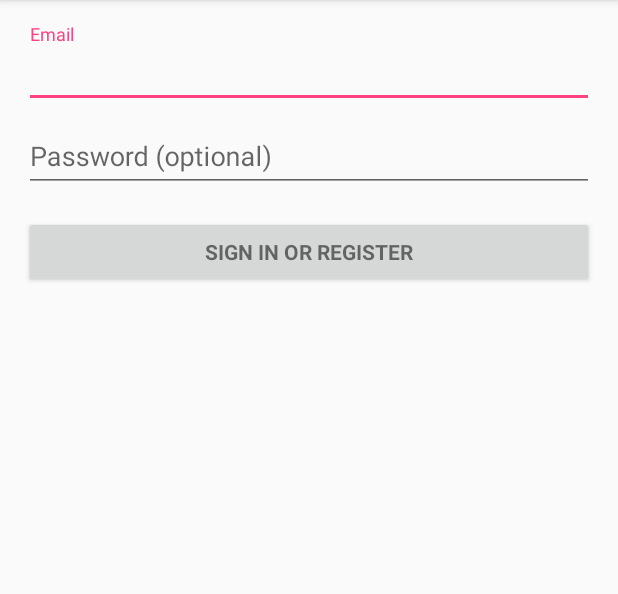
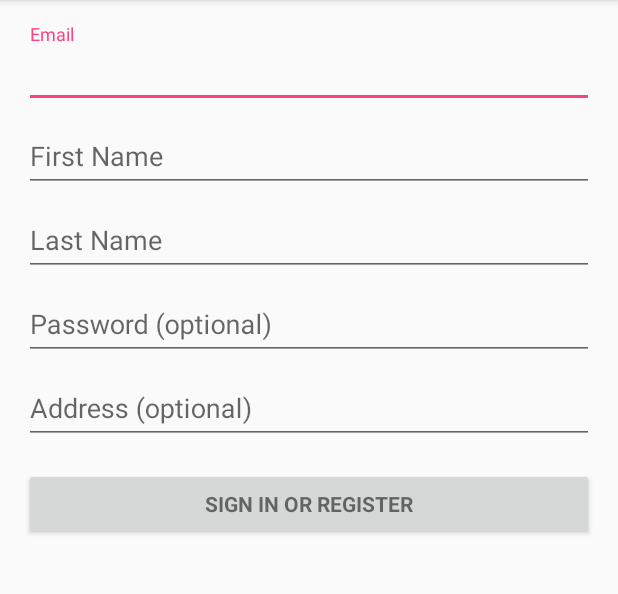
Before and after one commit to jheeeon/annotationTest, an Android app: the screen it shows after launch (LoginActivity), on a phone screen of 412 x 824 dp, the part 84-678 px from its top. Run offline under Robolectric (Android 15) with nearby library versions, the phone set to English and light mode, and no system bars.

Commit message:
no message

```diff
--- a/annotation/src/main/java/com/example/naver/annotation/IntentExtra.kt
+++ b/annotation/src/main/java/com/example/naver/annotation/IntentExtra.kt
@@ -1,7 +1,5 @@
 package com.example.naver.annotation
 
-import kotlin.reflect.KClass
-
-@Target(AnnotationTarget.PROPERTY)
+@Target(AnnotationTarget.FIELD)
 @Retention(AnnotationRetention.SOURCE)
-annotation class IntentExtra(val key: String)
+annotation class IntentExtra
--- a/app/src/main/res/layout/activity_login.xml
+++ b/app/src/main/res/layout/activity_login.xml
@@ -35,13 +35,43 @@
                     android:layout_height="wrap_content">
 
                 <AutoCompleteTextView
-                        android:id="@+id/email"
+                        android:id="@+id/email_TextView"
                         android:layout_width="match_parent"
                         android:layout_height="wrap_content"
                         android:hint="@string/prompt_email"
-                        android:inputType="textEmailAddress"
+                        android:inputType="text"
                         android:maxLines="1"
                         android:singleLine="true"/>
+
+            </android.support.design.widget.TextInputLayout>
+
+            <android.support.design.widget.TextInputLayout
+                android:layout_width="match_parent"
+                android:layout_height="wrap_content">
+
+                <AutoCompleteTextView
+                    android:id="@+id/firstName_TextView"
+                    android:layout_width="match_parent"
+                    android:layout_height="wrap_content"
+                    android:hint="@string/prompt_fist_name"
+                    android:inputType="text"
+                    android:maxLines="1"
+                    android:singleLine="true"/>
+
+            </android.support.design.widget.TextInputLayout>
+
+            <android.support.design.widget.TextInputLayout
+                android:layout_width="match_parent"
+                android:layout_height="wrap_content">
+
+                <AutoCompleteTextView
+                    android:id="@+id/lastName_TextView"
+                    android:layout_width="match_parent"
+                    android:layout_height="wrap_content"
+                    android:hint="@string/prompt_last_name"
+                    android:inputType="text"
+                    android:maxLines="1"
+                    android:singleLine="true"/>
 
             </android.support.design.widget.TextInputLayout>
 
@@ -50,21 +80,33 @@
                     android:layout_height="wrap_content">
 
                 <EditText
-                        android:id="@+id/password"
+                        android:id="@+id/password_TextView"
                         android:layout_width="match_parent"
                         android:layout_height="wrap_content"
                         android:hint="@string/prompt_password"
-                        android:imeActionId="6"
-                        android:imeActionLabel="@string/action_sign_in_short"
-                        android:imeOptions="actionUnspecified"
                         android:inputType="textPassword"
                         android:maxLines="1"
                         android:singleLine="true"/>
 
             </android.support.design.widget.TextInputLayout>
 
+            <android.support.design.widget.TextInputLayout
+                android:layout_width="match_parent"
+                android:layout_height="wrap_content">
+
+                <EditText
+                    android:id="@+id/address_TextView"
+                    android:layout_width="match_parent"
+                    android:layout_height="wrap_content"
+                    android:hint="@string/prompt_address"
+                    android:inputType="text"
+                    android:maxLines="1"
+                    android:singleLine="true"/>
+
+            </android.support.design.widget.TextInputLayout>
+
             <Button
-                    android:id="@+id/email_sign_in_button"
+                    android:id="@+id/signIn_Button"
                     style="?android:textAppearanceSmall"
                     android:layout_width="match_parent"
                     android:layout_height="wrap_content"
--- a/app/src/main/res/values/strings.xml
+++ b/app/src/main/res/values/strings.xml
@@ -3,7 +3,10 @@
 
     <!-- Strings related to login -->
     <string name="prompt_email">Email</string>
+    <string name="prompt_fist_name">First Name</string>
+    <string name="prompt_last_name">Last Name</string>
     <string name="prompt_password">Password (optional)</string>
+    <string name="prompt_address">Address (optional)</string>
     <string name="action_sign_in">Sign in or register</string>
     <string name="action_sign_in_short">Sign in</string>
     <string name="error_invalid_email">This email address is invalid</string>
@@ -11,7 +14,5 @@
     <string name="error_incorrect_password">This password is incorrect</string>
     <string name="error_field_required">This field is required</string>
     <string name="permission_rationale">"Contacts permissions are needed for providing email completions."</string>
-    <string name="email">Email</string>
-    <string name="password">Password</string>
     <string name="exit">Exit</string>
 </resources>
```
Also changed, not shown: annotation/src/main/java/com/example/naver/annotation/AnnotationProcessor.kt (+12 -12 lines), annotation/src/main/java/com/example/naver/annotation/ClassGenerator.kt (added, +159 -0 lines), annotation/src/main/java/com/example/naver/annotation/Field.kt (+5 -7 lines), annotation/src/main/java/com/example/naver/annotation/LauncherClassGenerator.kt (deleted, +0 -55 lines), annotation/src/main/java/com/example/naver/annotation/ParserClassGenerator.kt (added, +12 -0 lines), annotation/src/main/java/com/example/naver/annotation/SampleActivityLauncher.kt (deleted, +0 -33 lines), annotation/src/main/java/com/example/naver/annotation/Samples.kt (added, +80 -0 lines), app/src/main/java/com/example/naver/mytestapplication/LoginActivity.kt (+10 -3 lines), app/src/main/java/com/example/naver/mytestapplication/MainActivity.kt (+26 -7 lines), app/src/main/res/layout/activity_main.xml (+40 -2 lines).
